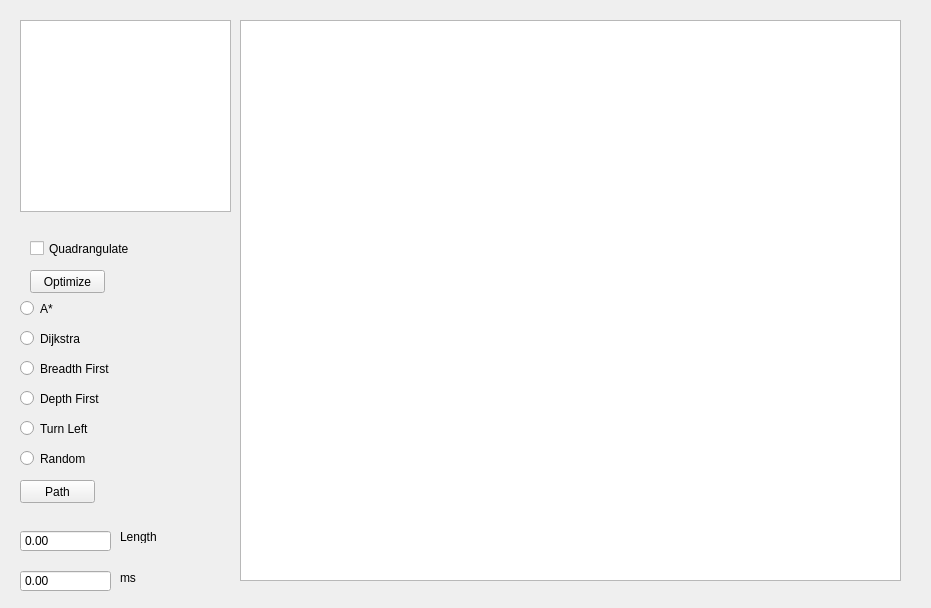
Old version of the form qt_ai_network/ai2_pathfinding/code/ai_lab2_qtv2.ui in the repository marwac-9/LTU-labs.
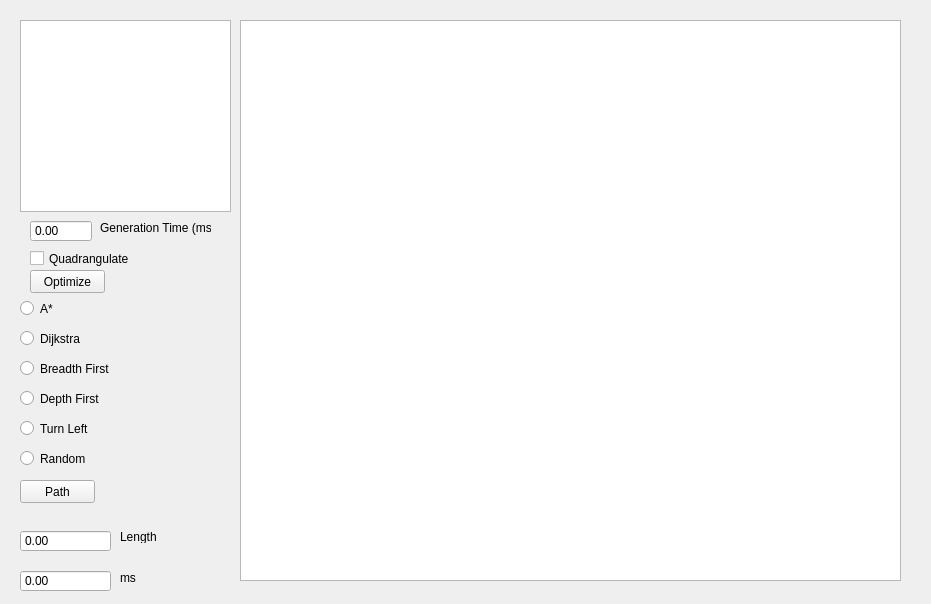
New version of the form.

Commit message: - small tweaks to subdivision project, added timer and reordered some code which resulted in removing unnecessary function calls, i was generating mesh 2 times but there was no reason for that - using the new addObjectTo function to reduce the boilerplate code, it should have existed long ago - we are now attaching lines with pointers instead of adding children and affecting the Scene-Graph - added timer for construction of mesh in path-finding - submodule update

```diff
--- a/qt_ai_network/ai2_pathfinding/code/ai_lab2_qtv2.ui
+++ b/qt_ai_network/ai2_pathfinding/code/ai_lab2_qtv2.ui
@@ -7,7 +7,7 @@
     <x>0</x>
     <y>0</y>
     <width>931</width>
-    <height>608</height>
+    <height>604</height>
    </rect>
   </property>
   <property name="windowTitle">
@@ -38,7 +38,7 @@
     <property name="geometry">
      <rect>
       <x>30</x>
-      <y>240</y>
+      <y>250</y>
       <width>101</width>
       <height>17</height>
      </rect>
@@ -209,6 +209,35 @@
      <string>Random</string>
     </property>
    </widget>
+   <widget class="QDoubleSpinBox" name="doubleGenerationTime">
+    <property name="geometry">
+     <rect>
+      <x>30</x>
+      <y>220</y>
+      <width>62</width>
+      <height>22</height>
+     </rect>
+    </property>
+    <property name="buttonSymbols">
+     <enum>QAbstractSpinBox::NoButtons</enum>
+    </property>
+    <property name="maximum">
+     <double>999999.989999999990687</double>
+    </property>
+   </widget>
+   <widget class="QLabel" name="label_3">
+    <property name="geometry">
+     <rect>
+      <x>100</x>
+      <y>220</y>
+      <width>111</width>
+      <height>16</height>
+     </rect>
+    </property>
+    <property name="text">
+     <string>Generation Time (ms)</string>
+    </property>
+   </widget>
   </widget>
  </widget>
  <layoutdefault spacing="6" margin="11"/>
```
The commit also changes 15 other files.
